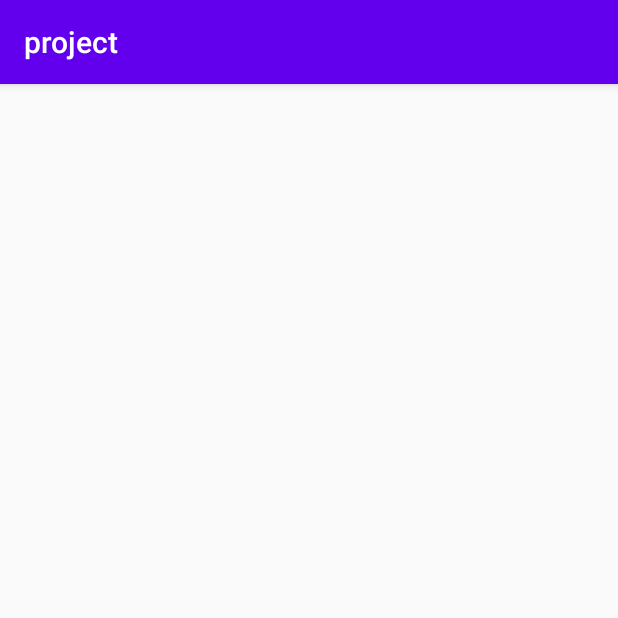
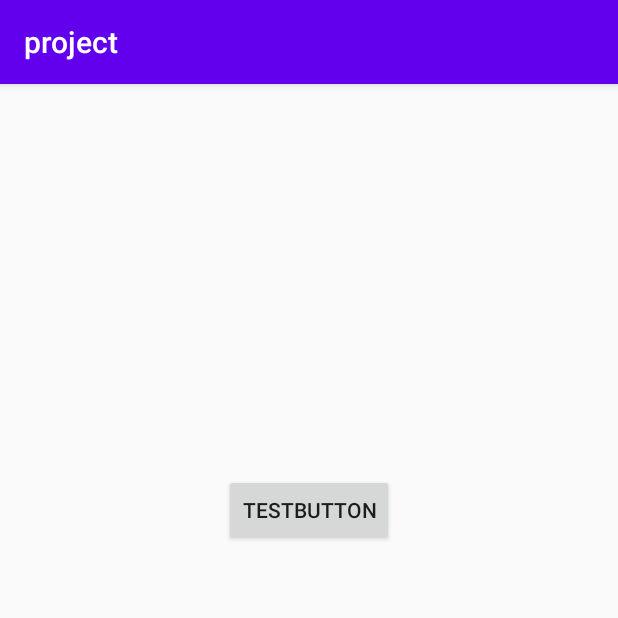
Before and after one commit to kbr2788/vegabond, an Android app: the LoginActivity screen opened directly, with no data from a screen before it, on a phone screen of 412 x 824 dp, the top half of it. Run offline under Robolectric (Android 15) with nearby library versions, the phone set to English and light mode, and no system bars.

Commit message:
first test
login xml - add button

```diff
--- a/app/src/main/res/layout/activity_login.xml
+++ b/app/src/main/res/layout/activity_login.xml
@@ -6,4 +6,13 @@
     android:layout_height="match_parent"
     tools:context=".LoginActivity">
 
+    <Button
+        android:id="@+id/button"
+        android:layout_width="wrap_content"
+        android:layout_height="wrap_content"
+        android:layout_marginTop="260dp"
+        android:text="@string/test"
+        app:layout_constraintEnd_toEndOf="parent"
+        app:layout_constraintStart_toStartOf="parent"
+        app:layout_constraintTop_toTopOf="parent" />
 </androidx.constraintlayout.widget.ConstraintLayout>
--- a/app/src/main/res/values/strings.xml
+++ b/app/src/main/res/values/strings.xml
@@ -1,3 +1,4 @@
 <resources>
     <string name="app_name">project</string>
+    <string name="test">TestButton</string>
 </resources>
```
